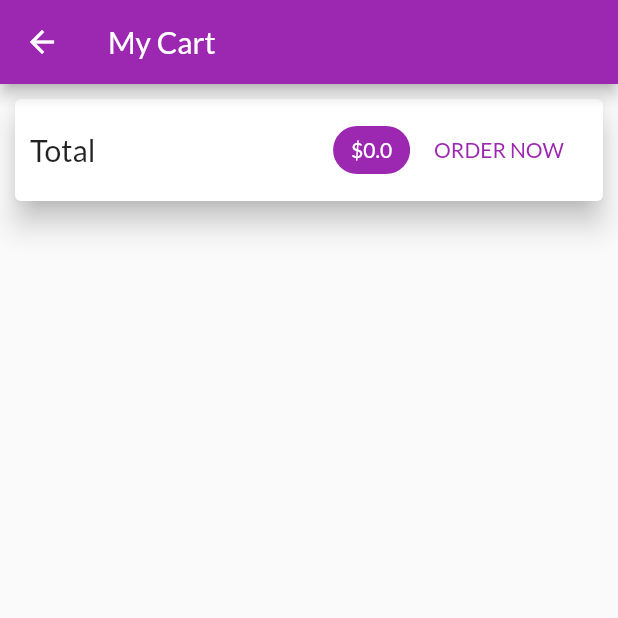
After one commit to majdew/shop-app, a Flutter app: the CartScreen screen opened by its route, on a phone screen of 412 x 824 dp, the top half of it. The commit adds this screen. Run offline on Flutter 3.47's test engine with Material 2 defaults, Android fonts, the phone set to English and light mode, and no system bars; network calls fail.

Commit message:
cart view and cart items rendering

```diff
--- a/lib/main.dart
+++ b/lib/main.dart
@@ -5,6 +5,7 @@ import './providers/cart.dart';
 import './providers/products.dart';
 import './screens/product_detail_screen.dart';
 import './screens/products_overview_screen.dart';
+import './screens/cart_screen.dart';
 
 void main() => runApp(MyApp());
 
@@ -30,6 +31,7 @@ class MyApp extends StatelessWidget {
         home: ProductsOverviewScreen(),
         routes: {
           ProductDetailScreen.routeName: (context) => ProductDetailScreen(),
+          CartScreen.routeName: (context) => CartScreen(),
         },
       ),
     );
--- a/lib/providers/cart.dart
+++ b/lib/providers/cart.dart
@@ -22,7 +22,15 @@ class Cart with ChangeNotifier {
   }
 
   int get itemCount {
-    return  _items.length;
+    return _items.length;
+  }
+
+  double get totalPrice {
+    double total = 0.0;
+    _items.forEach((productId, cartItem) {
+      total += cartItem.quantity * cartItem.price;
+    });
+    return total;
   }
 
   void addItem(String productId, String title, double price) {
--- /dev/null
+++ b/lib/screens/cart_screen.dart
@@ -0,0 +1,76 @@
+import 'package:flutter/material.dart';
+import 'package:provider/provider.dart';
+
+import '../providers/cart.dart' show Cart;
+import '../widgets/cart_item.dart';
+
+class CartScreen extends StatelessWidget {
+  static const routeName = "/cart";
+
+  @override
+  Widget build(BuildContext context) {
+    final cart = Provider.of<Cart>(context);
+
+    return Scaffold(
+      appBar: AppBar(
+        title: Text("My Cart"),
+      ),
+      body: Column(
+        children: [
+          Card(
+            margin: const EdgeInsets.all(10),
+            elevation: 8,
+            child: Padding(
+              padding: const EdgeInsets.all(10),
+              child: Row(
+                mainAxisAlignment: MainAxisAlignment.spaceBetween,
+                children: [
+                  Text(
+                    "Total",
+                    style: TextStyle(
+                      fontSize: 20,
+                    ),
+                  ),
+                  Spacer(),
+                  Chip(
+                    backgroundColor: Theme.of(context).primaryColor,
+                    label: Text(
+                      "\$${cart.totalPrice}",
+                      style: TextStyle(
+                        color:
+                            Theme.of(context).primaryTextTheme.headline6.color,
+                      ),
+                    ),
+                  ),
+                  FlatButton(
+                    onPressed: () {},
+                    child: Text(
+                      "ORDER NOW",
+                      style: TextStyle(color: Theme.of(context).primaryColor),
+                    ),
+                  ),
+                ],
+              ),
+            ),
+          ),
+          SizedBox(
+            height: 20,
+          ),
+          Expanded(
+            child: ListView.builder(
+              itemBuilder: (_, index) {
+                return CartItem(
+                  cart.items.values.toList()[index].id,
+                  cart.items.values.toList()[index].title,
+                  cart.items.values.toList()[index].price,
+                  cart.items.values.toList()[index].quantity,
+                );
+              },
+              itemCount: cart.items.length,
+            ),
+          ),
+        ],
+      ),
+    );
+  }
+}
--- a/lib/screens/product_detail_screen.dart
+++ b/lib/screens/product_detail_screen.dart
@@ -1,6 +1,7 @@
 import 'package:flutter/material.dart';
 import 'package:provider/provider.dart';
-import 'package:shopapp/providers/products.dart';
+
+import '../providers/products.dart';
 
 class ProductDetailScreen extends StatelessWidget {
   static const routeName = "/product_detail";
```
Also changed, not shown: lib/screens/products_overview_screen.dart (+5 -2 lines), lib/widgets/cart_item.dart (added, +43 -0 lines).
